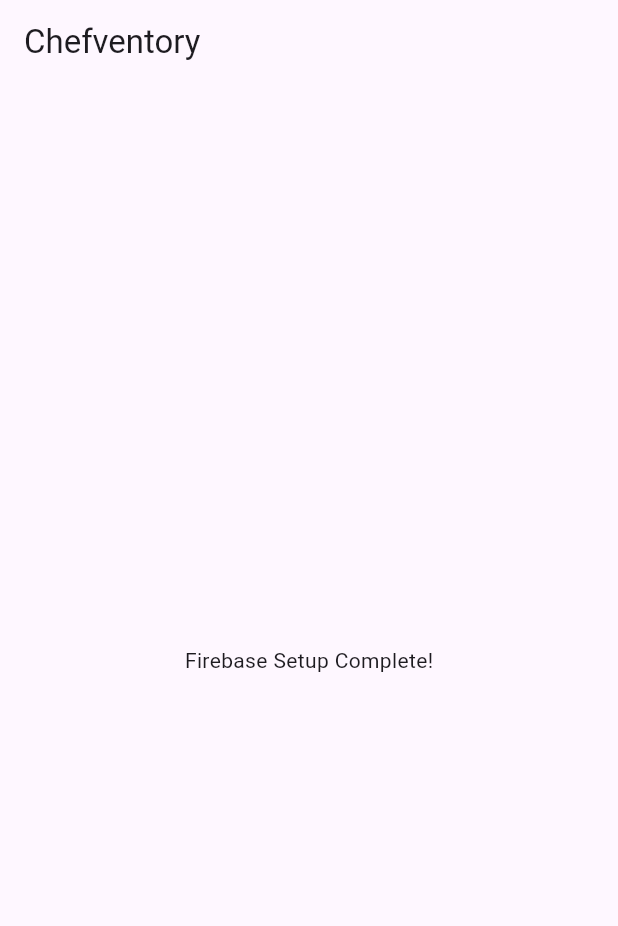
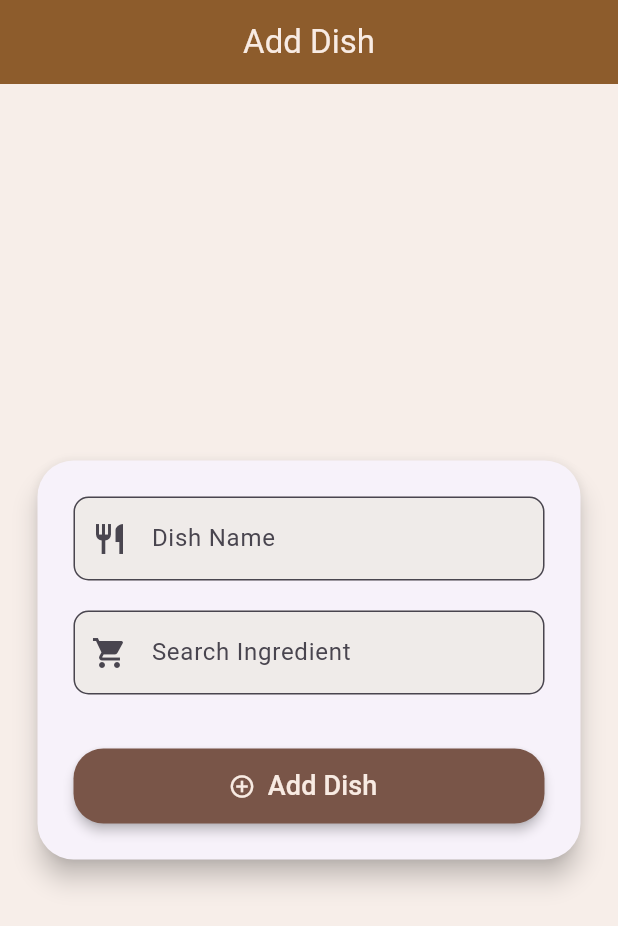
Before and after one commit to Jamil2502/chefventory, a Flutter app: the screen it shows after launch, on a phone screen of 412 x 824 dp. Shown: the top 926 px of the screen. Run offline on Flutter 3.47's test engine with Material 3 defaults, Android fonts, the phone set to English and light mode, and no system bars; our stand-ins replace cloud_firestore, firebase_core; accounts and stored records are empty.

Commit message:
adding screens and services

```diff
--- a/lib/main.dart
+++ b/lib/main.dart
@@ -2,6 +2,8 @@
 import 'package:flutter/material.dart';
 import 'package:firebase_core/firebase_core.dart';
 import 'firebase_options.dart';
+import 'package:chefventory/screens/dishes/add_dish_screen.dart';
+
 
 void main() async {
   WidgetsFlutterBinding.ensureInitialized();
@@ -18,12 +20,7 @@ class Chefventory extends StatelessWidget {
   Widget build(BuildContext context) {
     return MaterialApp(
       title: 'Chefventory',
-      home: Scaffold(
-        appBar: AppBar(title: Text('Chefventory')),
-        body: Center(
-          child: Text('Firebase Setup Complete!'),
-        ),
-      ),
-    );
+      home: AddDishScreen(),
+      );
   }
 }
--- a/lib/models/dish.dart
+++ b/lib/models/dish.dart
@@ -1,36 +1,56 @@
-
 import 'dart:collection';
+import 'package:cloud_firestore/cloud_firestore.dart';
 import 'ingredient.dart';
 
 class Dish {
-  String _dishId;
+  String? id;
   String _name;
   String _description;
   double _basePrice;
   Map<String, double> _ingredientRequirements;
   String _category;
-  static int _idCounter = 1000;
 
   Dish({
+    this.id,
     required String name,
     required String description,
     required double basePrice,
     required Map<String, double> ingredientRequirements,
     required String category,
-  }) : _dishId = 'dish_${++_idCounter}',
-        _name = name,
+  }) : _name = name,
         _description = description,
         _basePrice = basePrice,
         _ingredientRequirements = Map<String, double>.from(ingredientRequirements),
         _category = category;
 
-  String get dishId => _dishId;
   String get name => _name;
   String get description => _description;
   double get basePrice => _basePrice;
   UnmodifiableMapView<String, double> get ingredientRequirements =>
       UnmodifiableMapView(_ingredientRequirements);
   String get category => _category;
+
+  Map<String, dynamic> toJson() {
+    return {
+      'name': _name,
+      'description': _description,
+      'basePrice': _basePrice,
+      'ingredientRequirements': _ingredientRequirements,
+      'category': _category,
+    };
+  }
+
+  factory Dish.fromFirestore(DocumentSnapshot<Map<String, dynamic>> doc) {
+    final data = doc.data()!;
+    return Dish(
+      id: doc.id,
+      name: data['name'] as String,
+      description: data['description'] as String,
+      basePrice: (data['basePrice'] as num).toDouble(),
+      ingredientRequirements: Map<String, double>.from(data['ingredientRequirements']),
+      category: data['category'] as String,
+    );
+  }
 
   bool updatePrice(double newPrice) {
     if (newPrice > 0) {
--- /dev/null
+++ b/lib/screens/dishes/add_dish_screen.dart
@@ -0,0 +1,188 @@
+import 'package:flutter/material.dart';
+import 'package:chefventory/services/dish_services.dart';
+import 'package:chefventory/models/dish.dart';
+import 'package:chefventory/models/ingredient.dart';
+
+class AddDishScreen extends StatefulWidget {
+  const AddDishScreen({super.key});
+
+  @override
+  State<AddDishScreen> createState() => _AddDishScreenState();
+}
+
+class _AddDishScreenState extends State<AddDishScreen> {
+  final _formKey = GlobalKey<FormState>();//check if entered data is correct before saving data
+  final _dishNameController = TextEditingController();//keeping track of text user types in search box
+  final _ingredientSearchController = TextEditingController();//same here
+
+  List<Ingredient> searchResults = [];
+  Map<String, double> selectedIngredients = {}; // map to store chosen ingredients and quantities
+
+  void _searchIngredients(String query) { //everytime the backend sends new results dart suns setState to update and show in UI
+    DishService().searchIngredients(query).listen((results) {//everytime a new value is emitted the callback function is executed
+      setState(() => searchResults = results);
+    });
+  }
+
+  void _addIngredient(String name, double quantity) {
+    setState(() => selectedIngredients[name] = quantity);
+  }
+
+  Future<void> _submitDish() async {
+    if (_formKey.currentState!.validate() && selectedIngredients.isNotEmpty) {
+      final dish = Dish(
+        name: _dishNameController.text,
+        description: "Enter description",
+        basePrice: 0.0,
+        ingredientRequirements: selectedIngredients,
+        category: "Enter category",
+      );
+      await DishService().addDish(dish);
+      ScaffoldMessenger.of(context).showSnackBar(
+        const SnackBar(content: Text('Dish added successfully!')),
+      );
+      _formKey.currentState!.reset();
+      setState(() {
+        _dishNameController.clear();
+        _ingredientSearchController.clear();
+        selectedIngredients = {};
+        searchResults = [];
+      });
+    }
+  }
+
+  @override
+  Widget build(BuildContext context) {
+    return Scaffold(
+      backgroundColor: Color(0xFFF7EEE9),
+      appBar: AppBar(
+        title: Text(
+          'Add Dish',
+           style:TextStyle(color:Color(0xFFF8EBE3)),
+         ),
+        backgroundColor:  Color(0xFF8D5C2C),
+        centerTitle: true,
+        elevation: 0,
+      ),
+      body: Center(
+        child: SingleChildScrollView(
+          child: Card(
+            shape: RoundedRectangleBorder(
+              borderRadius: BorderRadius.circular(24),
+            ),
+            elevation: 7,
+            margin: const EdgeInsets.all(25),
+            child: Padding(
+              padding: const EdgeInsets.all(24.0),
+              child: Form(
+                key: _formKey,
+                child: Column(
+                  mainAxisSize: MainAxisSize.min,
+                  children: [
+                    TextFormField(
+                      controller: _dishNameController,
+                      validator: (value) {
+                        if (value == null || value.trim().isEmpty) {
+                          return 'Enter dish name';
+                        }
+                        return null;
+                      },
+                      decoration: InputDecoration(
+                        labelText: "Dish Name",
+                        prefixIcon: const Icon(Icons.restaurant),
+                        filled: true,
+                        fillColor: Colors.brown[50],
+                        border: OutlineInputBorder(
+                          borderRadius: BorderRadius.circular(10),
+                        ),
+                      ),
+                    ),
+                    const SizedBox(height: 20),
+                    TextFormField(
+                      controller: _ingredientSearchController,
+                      onChanged: _searchIngredients,
+                      decoration: InputDecoration(
+                        labelText: "Search Ingredient",
+                        prefixIcon: const Icon(Icons.local_grocery_store),
+                        filled: true,
+                        fillColor: Colors.brown[50],
+                        border: OutlineInputBorder(
+                          borderRadius: BorderRadius.circular(10),
+                        ),
+                      ),
+                    ),
+                    ...searchResults.map((ingredient) => ListTile(
+                          title: Text(ingredient.name),
+                          trailing: TextButton(
+                            child: const Text('Add'),
+                            onPressed: () async {
+                              double qty = 0;
+                              await showDialog(
+                                context: context,
+                                builder: (_) => AlertDialog(
+                                  title: Text('Enter quantity for ${ingredient.name}'),
+                                  content: TextField(
+                                    keyboardType: TextInputType.number,
+                                    decoration: const InputDecoration(
+                                      labelText: "Quantity (e.g. 50)",
+                                    ),
+                                    onChanged: (val) {
+                                      qty = double.tryParse(val) ?? 0;
+                                    },
+                                  ),
+                                  actions: [
+                                    TextButton(
+                                      onPressed: () {
+                                        Navigator.pop(context);
+                                        if (qty > 0) _addIngredient(ingredient.name, qty);
+                                      },
+                                      child: const Text('Add'),
+                                    ),
+                                  ],
+                                ),
+                              );
+                            },
+                          ),
+                        )),
+                    if (selectedIngredients.isNotEmpty) ...[
+                      const SizedBox(height: 18),
+                      Wrap(
+                        spacing: 10,
+                        children: selectedIngredients.entries.map((entry) => Chip(
+                              label: Text('${entry.key} (${entry.value})'),
+                              deleteIcon: const Icon(Icons.cancel),
+                              onDeleted: () {
+                                setState(() { selectedIngredients.remove(entry.key); });
+                              },
+                            )).toList(),
+                      ),
+                    ],
+                    const SizedBox(height: 36),
+                    SizedBox(
+                      width: double.infinity,
+                      child: ElevatedButton.icon(
+                        icon: const Icon(Icons.add_circle_outline , color:Color(0xFFF8EBE3)),
+                        label: const Padding(
+                          padding: EdgeInsets.symmetric(vertical: 12),
+                          child: Text("Add Dish", style: TextStyle(fontSize: 18 , color:Color(0xFFF8EBE3))),
+                        ),
+                        onPressed: _submitDish,
+                        style: ElevatedButton.styleFrom(
+                          backgroundColor: Colors.brown,
+                          elevation: 3,
+                          shape: RoundedRectangleBorder(
+                            borderRadius: BorderRadius.circular(20),
+                          ),
+                        ),
+                      ),
+                    ),
+                  ],
+                ),
+              ),
+            ),
+          ),
+        ),
+      ),
+    );
+  }
+}
--- /dev/null
+++ b/lib/services/dish_services.dart
@@ -0,0 +1,103 @@
+import 'package:cloud_firestore/cloud_firestore.dart';
+import 'package:chefventory/models/dish.dart';
+import 'package:chefventory/models/ingredient.dart';
+import 'package:chefventory/services/firebase_config.dart';
+
+class DishService {
+  final db = FirebaseConfig.db;
+  final dishesCollection = FirebaseConfig.dishes;
+  final ingredientsCollection = FirebaseConfig.ingredients;
+  final ordersCollection = FirebaseConfig.orders;
+
+  Future<void> addDish(Dish dish) async {
+    final batch = db.batch(); //initiates the firebase
+
+    final ingredientRequirements = dish.ingredientRequirements;
+    final Map<String, String> ingredientIdMap = {};
+
+    for (final ingredientName in ingredientRequirements.keys) {//ingredientRequirement is map and just get the keys like name of the ingredient..
+      final ingredientQuery = await ingredientsCollection
+          .where('name', isEqualTo: ingredientName)
+          .limit(1)//only one matching
+          .get();
+
+      if (ingredientQuery.docs.isEmpty) {
+        final newIngredient = Ingredient(
+          name: ingredientName,
+          initialStock: 0,
+          unit: 'g',
+        );
+        final newDocRef = ingredientsCollection.doc();
+        batch.set(newDocRef, newIngredient.toJson()); //toJson() converts your Dart object into a map format Firestore can sav
+        ingredientIdMap[ingredientName] = newDocRef.id;
+      } else {
+        ingredientIdMap[ingredientName] = ingredientQuery.docs.first.id;
+      }
+    }
+
+    final updatedIngredientRequirements = ingredientRequirements.map((name, qty) {
+      return MapEntry(ingredientIdMap[name]!, qty);
+    });
+
+    final dishData = dish.toJson();
+    dishData['ingredientRequirements'] = updatedIngredientRequirements;
+
+    final newDishRef = dishesCollection.doc();
+    batch.set(newDishRef, dishData);
+
+    await batch.commit(); //all the chanegs to the batch are queued up and once we do this all the commands are executed
+
+    for (final ingredientName in ingredientRequirements.keys) {
+      final ingredientId = ingredientIdMap[ingredientName]!;
+      await _recalculateAlertThreshold(ingredientId);
+    }
+  }
+
+  Stream<List<Ingredient>> searchIngredients(String query) {
+  if (query.isEmpty) {
+    return ingredientsCollection.snapshots().map(
+      (snapshot) => snapshot.docs
+          .map((doc) => Ingredient.fromFirestore(doc.data() as Map<String, dynamic>, doc.id))
+          .toList(),
+    );
+  }
+
+  final endQuery = query.substring(0, query.length - 1) +
+      String.fromCharCode(query.codeUnitAt(query.length - 1) + 1);
+
+  return ingredientsCollection
+      .where('name', isGreaterThanOrEqualTo: query)
+      .where('name', isLessThan: endQuery)
+      .snapshots()
+      .map((snapshot) {
+        return snapshot.docs
+            .map((doc) => Ingredient.fromFirestore(doc.data() as Map<String, dynamic>, doc.id))
+            .toList();
+      });
+}
+
+
+  Future<void> _recalculateAlertThreshold(String ingredientId) async {
+    double maxRequirement = 0;
+    final dishesSnapshot = await dishesCollection.get();
+
+    for (final doc in dishesSnapshot.docs) {
+      final data = doc.data() as Map<String, dynamic>;
+      final ingredientRequirements =
+          Map<String, dynamic>.from(data['ingredientRequirements'] ?? {});
+
+      if (ingredientRequirements.containsKey(ingredientId)) {
+        final requiredQty =
+            (ingredientRequirements[ingredientId] as num).toDouble();
+        if (requiredQty > maxRequirement) {
+          maxRequirement = requiredQty;
+        }
+      }
+    }
+
+    await ingredientsCollection.doc(ingredientId).update({
+      'alertThreshold': maxRequirement,
+      'lastUpdated': Timestamp.now(),
+    });
+  }
+}
--- a/pubspec.yaml
+++ b/pubspec.yaml
@@ -1,4 +1,4 @@
-name: trying_flutter
+name: chefventory
 description: "A new Flutter project."
 # The following line prevents the package from being accidentally published to
 # pub.dev using `flutter pub publish`. This is preferred for private packages.
@@ -31,8 +31,6 @@ dependencies:
   flutter:
     sdk: flutter
 
-  # The following adds the Cupertino Icons font to your application.
-  # Use with the CupertinoIcons class for iOS style icons.
   cupertino_icons: ^1.0.8
   firebase_core: ^4.1.0
   cloud_firestore: ^6.0.1
@@ -46,7 +44,7 @@ dev_dependencies:
   # activated in the `analysis_options.yaml` file located at the root of your
   # package. See that file for information about deactivating specific lint
   # rules and activating additional ones.
-  flutter_lints: ^5.0.0
+  flutter_lints: ^6.0.0
 
 # For information on the generic Dart part of this file, see the
 # following page: https://dart.dev/tools/pub/pubspec
```
Also changed, not shown: lib/models/ingredient.dart (+28 -0 lines), lib/firebase_options.dart, pubspec.lock.
